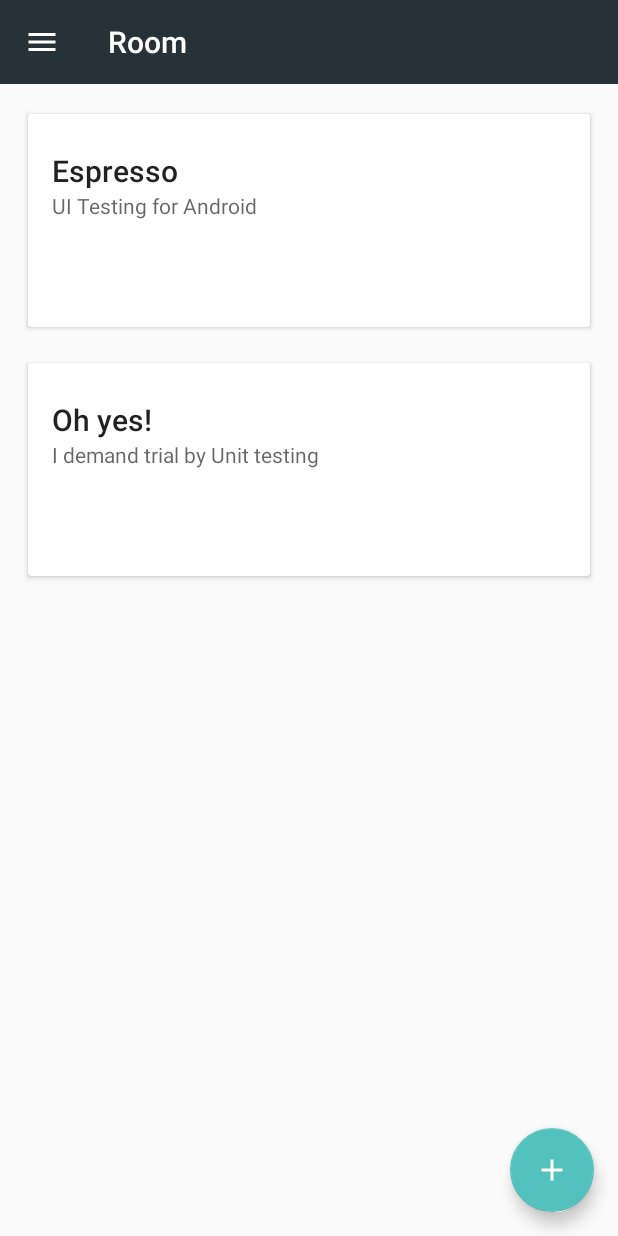
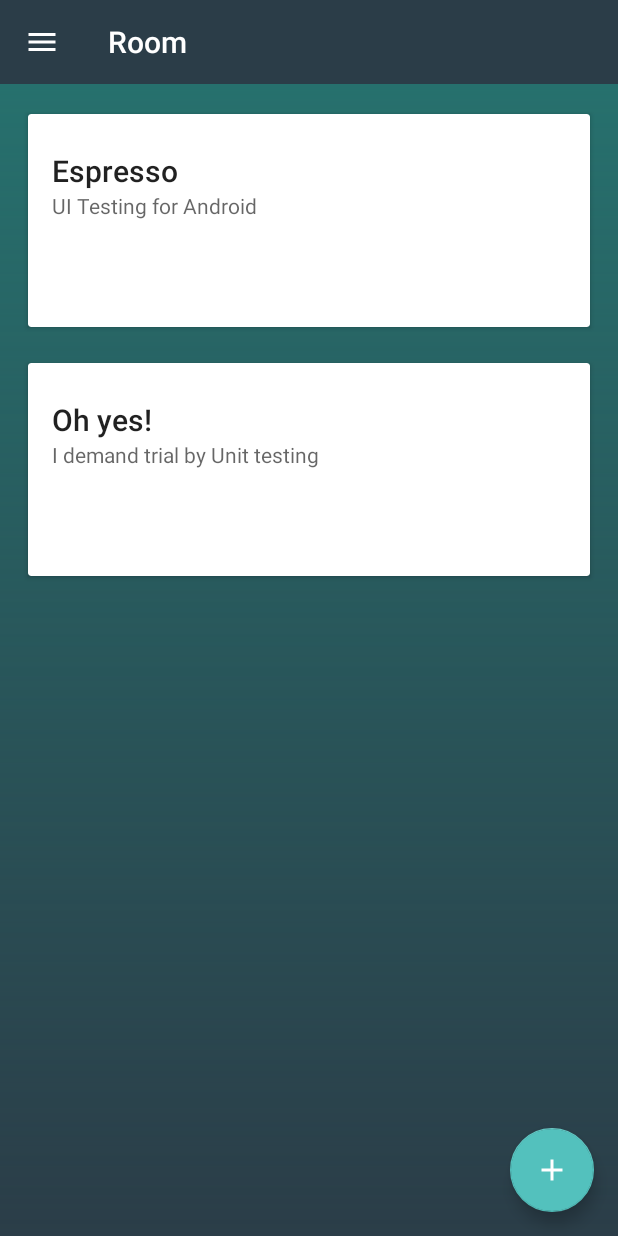
Before and after one commit to 76room/apollo-android, an Android app: the screen it shows after launch (RoomsActivity), on a phone screen of 412 x 824 dp. Run offline under Robolectric (Android 15) with nearby library versions, the phone set to English and light mode, and no system bars; libraries missing offline, so code that uses them is left out: android.support.test; 1 statement that could not run was skipped.

Commit message:
re-layout navbar

```diff
--- a/app/src/main/java/org/room76/apollo/rooms/RoomsActivity.java
+++ b/app/src/main/java/org/room76/apollo/rooms/RoomsActivity.java
@@ -31,16 +31,17 @@ public class RoomsActivity extends AppCompatActivity {
         Toolbar toolbar = (Toolbar) findViewById(R.id.toolbar);
         setSupportActionBar(toolbar);
         ActionBar ab = getSupportActionBar();
-        ab.setHomeAsUpIndicator(R.drawable.ic_menu);
-        ab.setDisplayHomeAsUpEnabled(true);
+        if (ab != null) {
+            ab.setHomeAsUpIndicator(R.drawable.ic_menu);
+            ab.setDisplayHomeAsUpEnabled(true);
+        }
 
         // Set up the navigation drawer.
         mDrawerLayout = (DrawerLayout) findViewById(R.id.drawer_layout);
-        mDrawerLayout.setStatusBarBackground(R.color.colorPrimaryDark);
+        mDrawerLayout.setStatusBarBackground(R.drawable.ic_drawer_background);
         NavigationView navigationView = (NavigationView) findViewById(R.id.nav_view);
-        if (navigationView != null) {
-            setupDrawerContent(navigationView);
-        }
+        navigationView.setItemIconTintList(null);
+        setupDrawerContent(navigationView);
 
         if (null == savedInstanceState) {
             initFragment(RoomsFragment.newInstance());
@@ -72,7 +73,7 @@ public class RoomsActivity extends AppCompatActivity {
                     @Override
                     public boolean onNavigationItemSelected(MenuItem menuItem) {
                         switch (menuItem.getItemId()) {
-                            case R.id.statistics_navigation_menu_item:
+                            case R.id.find_music_navigation_menu_item:
 //                                startActivity(new Intent(RoomsActivity.this, StatisticsActivity.class));
                                 break;
                             default:
--- a/app/src/main/java/org/room76/apollo/rooms/RoomsFragment.java
+++ b/app/src/main/java/org/room76/apollo/rooms/RoomsFragment.java
@@ -10,7 +10,6 @@ import android.support.design.widget.Snackbar;
 import android.support.v4.app.Fragment;
 import android.support.v4.content.ContextCompat;
 import android.support.v4.widget.SwipeRefreshLayout;
-import android.support.v7.widget.GridLayoutManager;
 import android.support.v7.widget.LinearLayoutManager;
 import android.support.v7.widget.RecyclerView;
 import android.view.LayoutInflater;
@@ -177,7 +176,7 @@ public class RoomsFragment extends Fragment implements RoomsContract.View {
         public ViewHolder onCreateViewHolder(ViewGroup parent, int viewType) {
             Context context = parent.getContext();
             LayoutInflater inflater = LayoutInflater.from(context);
-            View roomView = inflater.inflate(R.layout.item_room, parent, false);
+            View roomView = inflater.inflate(R.layout.component_item_room, parent, false);
 
             return new ViewHolder(roomView, mItemListener);
         }
--- /dev/null
+++ b/app/src/main/res/drawable/ic_background.xml
@@ -0,0 +1,17 @@
+<?xml version="1.0" encoding="utf-8"?>
+<layer-list xmlns:android="http://schemas.android.com/apk/res/android">
+    <item>
+        <shape>
+            <solid android:color="@color/colorPrimary" />
+        </shape>
+    </item>
+    <item>
+    <shape>
+        <gradient
+            android:angle="90"
+            android:endColor="@color/backgroundGradient"
+            android:startColor="@android:color/transparent"
+            android:type="linear" />
+    </shape>
+</item>
+</layer-list>
--- /dev/null
+++ b/app/src/main/res/drawable/ic_drawer_background.xml
@@ -0,0 +1,21 @@
+<?xml version="1.0" encoding="utf-8"?>
+<layer-list xmlns:android="http://schemas.android.com/apk/res/android">
+    <item>
+        <shape>
+            <gradient
+                android:angle="90"
+                android:endColor="@color/backgroundDrawerGradient"
+                android:startColor="@android:color/transparent"
+                android:type="linear" />
+        </shape>
+    </item>
+    <item>
+        <shape>
+            <gradient
+                android:angle="180"
+                android:endColor="@color/backgroundGradient"
+                android:startColor="@android:color/transparent"
+                android:type="linear" />
+        </shape>
+    </item>
+</layer-list>
--- /dev/null
+++ b/app/src/main/res/drawable/ic_map_marker.xml
@@ -0,0 +1,8 @@
+<?xml version="1.0" encoding="utf-8"?>
+<vector xmlns:android="http://schemas.android.com/apk/res/android"
+    android:height="24dp"
+    android:width="24dp"
+    android:viewportWidth="24"
+    android:viewportHeight="24">
+    <path android:fillColor="#fff" android:pathData="M12,11.5A2.5,2.5 0 0,1 9.5,9A2.5,2.5 0 0,1 12,6.5A2.5,2.5 0 0,1 14.5,9A2.5,2.5 0 0,1 12,11.5M12,2A7,7 0 0,0 5,9C5,14.25 12,22 12,22C12,22 19,14.25 19,9A7,7 0 0,0 12,2Z" />
+</vector>
--- /dev/null
+++ b/app/src/main/res/drawable/ic_music.xml
@@ -0,0 +1,8 @@
+<?xml version="1.0" encoding="utf-8"?>
+<vector xmlns:android="http://schemas.android.com/apk/res/android"
+    android:height="24dp"
+    android:width="24dp"
+    android:viewportWidth="24"
+    android:viewportHeight="24">
+    <path android:fillColor="#fff" android:pathData="M21,3V15.5A3.5,3.5 0 0,1 17.5,19A3.5,3.5 0 0,1 14,15.5A3.5,3.5 0 0,1 17.5,12C18.04,12 18.55,12.12 19,12.34V6.47L9,8.6V17.5A3.5,3.5 0 0,1 5.5,21A3.5,3.5 0 0,1 2,17.5A3.5,3.5 0 0,1 5.5,14C6.04,14 6.55,14.12 7,14.34V6L21,3Z" />
+</vector>
--- /dev/null
+++ b/app/src/main/res/drawable/ic_search.xml
@@ -0,0 +1,8 @@
+<?xml version="1.0" encoding="utf-8"?>
+<vector xmlns:android="http://schemas.android.com/apk/res/android"
+    android:height="24dp"
+    android:width="24dp"
+    android:viewportWidth="24"
+    android:viewportHeight="24">
+    <path android:fillColor="#fff" android:pathData="M9.5,3A6.5,6.5 0 0,1 16,9.5C16,11.11 15.41,12.59 14.44,13.73L14.71,14H15.5L20.5,19L19,20.5L14,15.5V14.71L13.73,14.44C12.59,15.41 11.11,16 9.5,16A6.5,6.5 0 0,1 3,9.5A6.5,6.5 0 0,1 9.5,3M9.5,5C7,5 5,7 5,9.5C5,12 7,14 9.5,14C12,14 14,12 14,9.5C14,7 12,5 9.5,5Z" />
+</vector>
--- /dev/null
+++ b/app/src/main/res/drawable/ic_wunderlist.xml
@@ -0,0 +1,8 @@
+<?xml version="1.0" encoding="utf-8"?>
+<vector xmlns:android="http://schemas.android.com/apk/res/android"
+    android:height="24dp"
+    android:width="24dp"
+    android:viewportWidth="24"
+    android:viewportHeight="24">
+    <path android:fillColor="#fff" android:pathData="M17,17.5L12,15L7,17.5V5H5V19H19V5H17V17.5M12,12.42L14.25,13.77L13.65,11.22L15.64,9.5L13,9.27L12,6.86L11,9.27L8.36,9.5L10.35,11.22L9.75,13.77L12,12.42M5,3H19A2,2 0 0,1 21,5V19A2,2 0 0,1 19,21H5A2,2 0 0,1 3,19V5A2,2 0 0,1 5,3Z" />
+</vector>
--- a/app/src/main/res/layout/activity_rooms.xml
+++ b/app/src/main/res/layout/activity_rooms.xml
@@ -6,7 +6,7 @@
     xmlns:tools="http://schemas.android.com/tools"
     android:layout_width="match_parent"
     android:layout_height="match_parent"
-    tools:context=".RoomsActivity"
+    tools:context=".rooms.RoomsActivity"
     tools:openDrawer="start">
 
     <LinearLayout
@@ -21,8 +21,7 @@
             android:background="?attr/colorPrimary"
             android:minHeight="?attr/actionBarSize"
             app:theme="@style/Toolbar"
-            app:popupTheme="@style/ThemeOverlay.AppCompat.Light"
-            />
+            app:popupTheme="@style/ThemeOverlay.AppCompat.Light" />
 
         <android.support.design.widget.CoordinatorLayout
             android:id="@+id/coordinatorLayout"
@@ -53,9 +52,16 @@
         android:layout_width="wrap_content"
         android:layout_height="match_parent"
         android:layout_gravity="start"
+        android:background="@drawable/ic_drawer_background"
         android:fitsSystemWindows="true"
-        app:headerLayout="@layout/nav_header"
-        app:menu="@menu/drawer_actions"/>
+        app:itemTextColor="@android:color/white"
+        app:itemIconTint="@android:color/white"
+        app:headerLayout="@layout/component_nav_header"
+        app:menu="@menu/drawer_actions">
+
+        <include layout="@layout/component_navbar_footer"/>
+
+    </android.support.design.widget.NavigationView>
 
 
 </android.support.v4.widget.DrawerLayout>
--- a/app/src/main/res/menu/drawer_actions.xml
+++ b/app/src/main/res/menu/drawer_actions.xml
@@ -1,8 +1,22 @@
 <?xml version="1.0" encoding="utf-8"?>
 <menu xmlns:android="http://schemas.android.com/apk/res/android">
+    <item
+        android:id="@+id/my_rooms_navigation_menu_item"
+        android:icon="@drawable/ic_wunderlist"
+        android:title="@string/navbar_my_rooms" />
 
     <item
-        android:id="@+id/statistics_navigation_menu_item"
-        android:icon="@drawable/ic_menu"
-        android:title="@string/statistics_title" />
+        android:id="@+id/find_rooms_navigation_menu_item"
+        android:icon="@drawable/ic_search"
+        android:title="@string/navbar_find_room" />
+
+    <item
+        android:id="@+id/find_music_navigation_menu_item"
+        android:icon="@drawable/ic_music"
+        android:title="@string/navbar_find_music" />
+
+    <item
+        android:id="@+id/find_place_navigation_menu_item"
+        android:icon="@drawable/ic_map_marker"
+        android:title="@string/navbar_find_place" />
 </menu>
--- a/app/src/main/res/values/colors.xml
+++ b/app/src/main/res/values/colors.xml
@@ -1,12 +1,13 @@
 <?xml version="1.0" encoding="utf-8"?>
 <resources>
-    <color name="colorPrimary">#263238</color>
-    <color name="colorPrimaryDark">#212121</color>
+    <color name="colorPrimary">#2B3D48</color>
+    <color name="colorPrimaryDark">#263238</color>
     <color name="colorPrimaryLight">#364d5a</color>
     <color name="colorPrimaryLightest">#3f7178</color>
     <color name="colorPrimaryNear">#3d6c73</color>
     <color name="colorAccent">#53c1bd</color>
-    <color name="background">#2b3d48</color>
+    <color name="backgroundGradient">#267470</color>
+    <color name="backgroundDrawerGradient">#2B3948</color>
     <color name="colorAccentLight">#ededec</color>
 
     <color name="colorPrimaryAnalog">#006662</color>
--- a/app/src/main/res/values/strings.xml
+++ b/app/src/main/res/values/strings.xml
@@ -2,7 +2,6 @@
 <resources>
     <string name="app_name">Room</string>
     <string name="add_room">New Room</string>
-    <string name="navigation_view_header_title">Rooms</string>
     <string name="title_hint">Enter title here.</string>
     <string name="description_hint">Enter description here.</string>
     <string name="empty_room_message">Room cannot be empty</string>
@@ -10,8 +9,21 @@
     <string name="cannot_connect_to_camera_message">Cannot connect to camera</string>
     <string name="take_picture">Add picture</string>
     <string name="take_picture_error">Could not take picture</string>
-    <string name="statistics_title">Statistics</string>
     <string name="no_statistics_available">No statistics</string>
     <string name="no_data">No data</string>
     <string name="loading">LOADING</string>
+
+    <!--testing-->
+    <string name="navigation_view_header_title">sample@gmail.com</string>
+
+    <!--navbar-->
+    <string name="navbar_my_rooms">My rooms</string>
+    <string name="navbar_find_room">Find room</string>
+    <string name="navbar_find_music">Find music</string>
+    <string name="navbar_find_place">Find place</string>
+
+    <!--navbar-footer-->
+    <string name="navbar_settings">Settings</string>
+    <string name="navbar_feedback">Feedback</string>
+    <string name="navbar_signout">Sign out</string>
 </resources>
--- a/app/src/main/res/values/styles.xml
+++ b/app/src/main/res/values/styles.xml
@@ -11,6 +11,8 @@
         <item name="colorPrimary">@color/colorPrimary</item>
         <item name="colorPrimaryDark">@color/colorPrimaryDark</item>
         <item name="colorAccent">@color/colorAccent</item>
+        <item name="android:windowBackground">@drawable/ic_background</item>
+        <item name="android:actionMenuTextColor">@android:color/white</item>
     </style>
 
     <style name="Toolbar" parent="ThemeOverlay.AppCompat.ActionBar">
```
Also changed, not shown: app/src/main/res/drawable/ic_circle_background.xml (added, +13 -0 lines), app/src/main/res/drawable/ic_feedback.xml (added, +8 -0 lines), app/src/main/res/drawable/ic_settings.xml (added, +8 -0 lines), app/src/main/res/drawable/ic_signout.xml (added, +8 -0 lines), app/src/main/res/layout/component_nav_header.xml (renamed from app/src/main/res/layout/nav_header.xml, +4 -3 lines), app/src/main/res/layout/component_navbar_footer.xml (added, +74 -0 lines), app/src/main/res/layout/component_item_room.xml (renamed from app/src/main/res/layout/item_room.xml).
